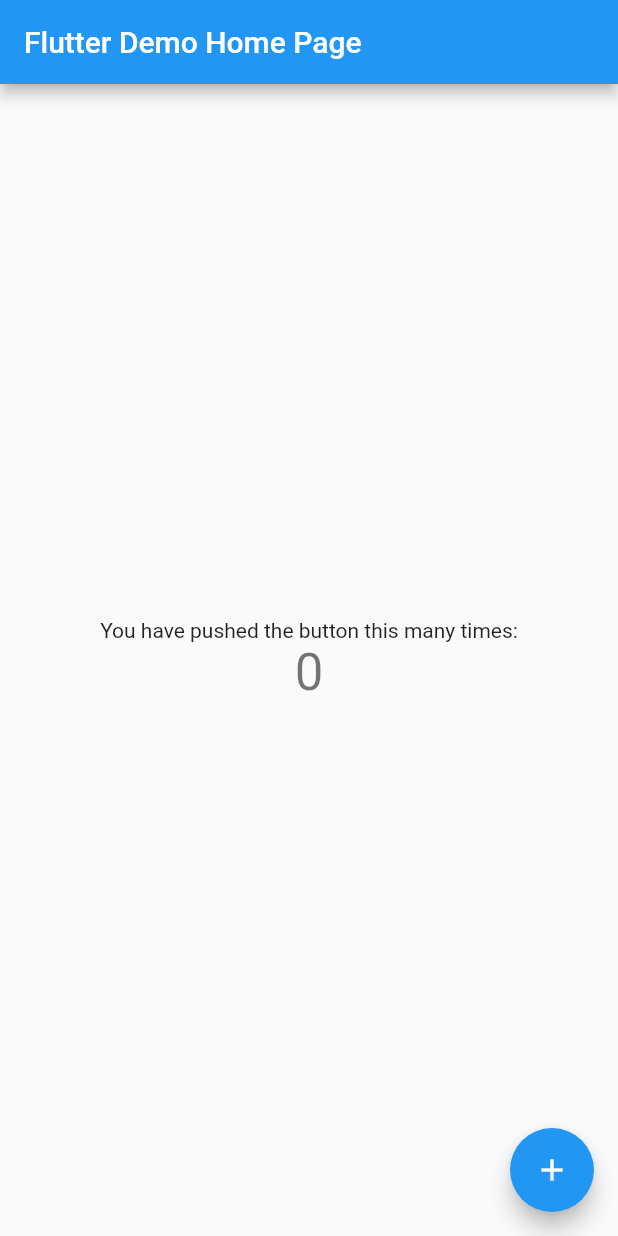
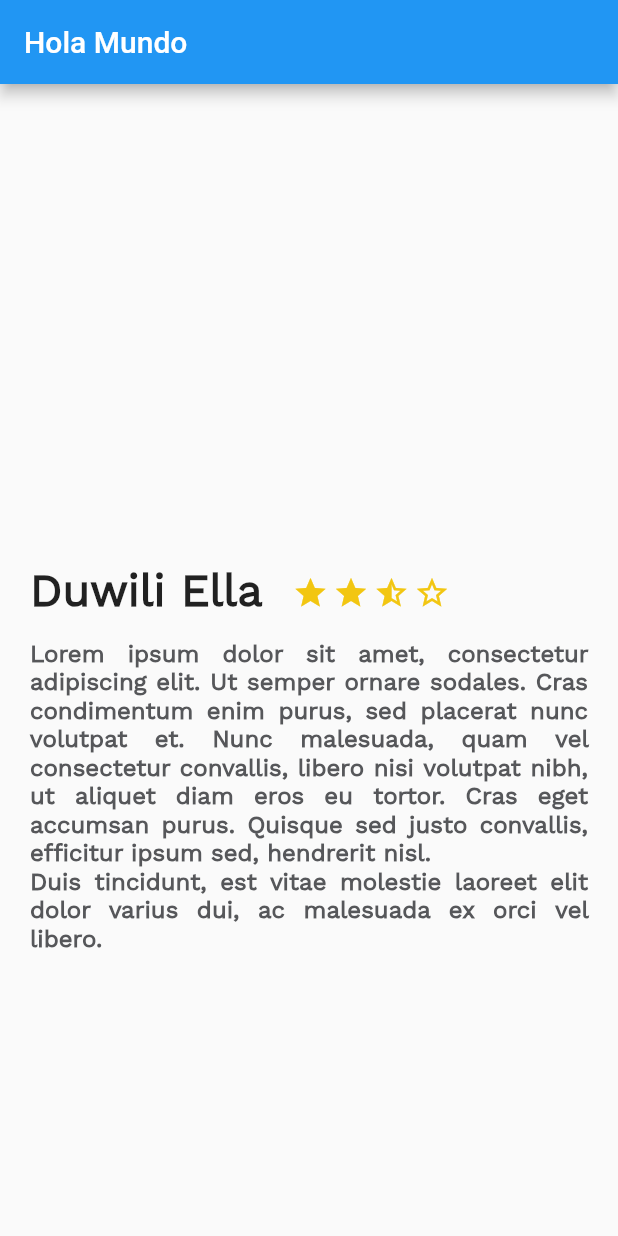
Before and after one commit to valinor33/flutter-travel-app, a Flutter app: the screen it shows after launch, on a phone screen of 412 x 824 dp. Run offline on Flutter 3.47's test engine with Material 2 defaults, Android fonts, the phone set to English and light mode, and no system bars.

Commit message:
added custom fonts

```diff
--- /dev/null
+++ b/travel_app/lib/description_place.dart
@@ -0,0 +1,94 @@
+import 'package:flutter/material.dart';
+
+class DescriptionPlace extends StatelessWidget {
+
+  String namePlace;
+  int stars;
+  String descriptionPlace;
+
+  DescriptionPlace( this.namePlace,this.stars, this.descriptionPlace);
+
+  @override
+  Widget build(BuildContext context) {
+    final star_border = Container(
+     margin: EdgeInsets.only(
+        top: 323.0,
+        right: 3.0,
+      ),
+      child: Icon(
+        Icons.star_border,
+        color: Color(0xFFf2C611),
+      ),
+    );
+
+    final star_half = Container(
+     margin: EdgeInsets.only(
+        top: 323.0,
+        right: 3.0,
+      ),
+      child: Icon(
+        Icons.star_half,
+        color: Color(0xFFf2C611),
+      ),
+    );
+
+    final star = Container(
+      margin: EdgeInsets.only(
+        top: 323.0,
+        right: 3.0,
+      ),
+      child: Icon(
+        Icons.star,
+        color: Color(0xFFf2C611),
+      ),
+    );
+
+    final description = Container(
+      margin: EdgeInsets.only(top: 15.0, left: 20.0, right: 20.0),
+      child: Text(
+        descriptionPlace,
+        style: TextStyle(
+          fontSize: 16.0,
+          fontWeight: FontWeight.bold,
+          color: Color(0xFF56575a),
+              fontFamily: "Work"
+
+        ),
+        textAlign: TextAlign.justify,
+      ),
+    );
+
+    final title_stars = Row(
+      children: <Widget>[
+        Container(
+          margin: EdgeInsets.only(
+            top: 320.0,
+            left: 20.0,
+            right: 20.0,
+          ),
+          child: Text(
+            namePlace,
+            style: TextStyle(
+              fontSize: 30.0,
+              fontWeight: FontWeight.w900,
+              fontFamily: "Work"
+            ),
+            textAlign: TextAlign.left,
+          ),
+        ),
+        Row(
+          children: [
+            star,
+            star,
+            star_half,
+            star_border
+          ],
+        )
+      ],
+    );
+
+    return Column(
+      children: <Widget>[title_stars, description],
+    );
+  }
+}
--- a/travel_app/lib/main.dart
+++ b/travel_app/lib/main.dart
@@ -1,4 +1,5 @@
 import 'package:flutter/material.dart';
+import 'package:travel_app/description_place.dart';
 
 void main() {
   runApp(const MyApp());
@@ -7,109 +8,19 @@ void main() {
 class MyApp extends StatelessWidget {
   const MyApp({Key? key}) : super(key: key);
 
-  // This widget is the root of your application.
   @override
   Widget build(BuildContext context) {
     return MaterialApp(
+      debugShowCheckedModeBanner: false,
       title: 'Flutter Demo',
       theme: ThemeData(
-        // This is the theme of your application.
-        //
-        // Try running your application with "flutter run". You'll see the
-        // application has a blue toolbar. Then, without quitting the app, try
-        // changing the primarySwatch below to Colors.green and then invoke
-        // "hot reload" (press "r" in the console where you ran "flutter run",
-        // or simply save your changes to "hot reload" in a Flutter IDE).
-        // Notice that the counter didn't reset back to zero; the application
-        // is not restarted.
         primarySwatch: Colors.blue,
       ),
-      home: const MyHomePage(title: 'Flutter Demo Home Page'),
+      home: Scaffold(appBar: AppBar(
+        title: Text("Hola Mundo"),
+      ),
+      body: DescriptionPlace("Duwili Ella",5,"Lorem ipsum dolor sit amet, consectetur adipiscing elit. Ut semper ornare sodales. Cras condimentum enim purus, sed placerat nunc volutpat et. Nunc malesuada, quam vel consectetur convallis, libero nisi volutpat nibh, ut aliquet diam eros eu tortor. Cras eget accumsan purus. Quisque sed justo convallis, efficitur ipsum sed, hendrerit nisl. \nDuis tincidunt, est vitae molestie laoreet elit dolor varius dui, ac malesuada ex orci vel libero.",),
+      ),
     );
   }
 }
-
-class MyHomePage extends StatefulWidget {
-  const MyHomePage({Key? key, required this.title}) : super(key: key);
-
-  // This widget is the home page of your application. It is stateful, meaning
-  // that it has a State object (defined below) that contains fields that affect
-  // how it looks.
-
-  // This class is the configuration for the state. It holds the values (in this
-  // case the title) provided by the parent (in this case the App widget) and
-  // used by the build method of the State. Fields in a Widget subclass are
-  // always marked "final".
-
-  final String title;
-
-  @override
-  State<MyHomePage> createState() => _MyHomePageState();
-}
-
-class _MyHomePageState extends State<MyHomePage> {
-  int _counter = 0;
-
-  void _incrementCounter() {
-    setState(() {
-      // This call to setState tells the Flutter framework that something has
-      // changed in this State, which causes it to rerun the build method below
-      // so that the display can reflect the updated values. If we changed
-      // _counter without calling setState(), then the build method would not be
-      // called again, and so nothing would appear to happen.
-      _counter++;
-    });
-  }
-
-  @override
-  Widget build(BuildContext context) {
-    // This method is rerun every time setState is called, for instance as done
-    // by the _incrementCounter method above.
-    //
-    // The Flutter framework has been optimized to make rerunning build methods
-    // fast, so that you can just rebuild anything that needs updating rather
-    // than having to individually change instances of widgets.
-    return Scaffold(
-      appBar: AppBar(
-        // Here we take the value from the MyHomePage object that was created by
-        // the App.build method, and use it to set our appbar title.
-        title: Text(widget.title),
-      ),
-      body: Center(
-        // Center is a layout widget. It takes a single child and positions it
-        // in the middle of the parent.
-        child: Column(
-          // Column is also a layout widget. It takes a list of children and
-          // arranges them vertically. By default, it sizes itself to fit its
-          // children horizontally, and tries to be as tall as its parent.
-          //
-          // Invoke "debug painting" (press "p" in the console, choose the
-          // "Toggle Debug Paint" action from the Flutter Inspector in Android
-          // Studio, or the "Toggle Debug Paint" command in Visual Studio Code)
-          // to see the wireframe for each widget.
-          //
-          // Column has various properties to control how it sizes itself and
-          // how it positions its children. Here we use mainAxisAlignment to
-          // center the children vertically; the main axis here is the vertical
-          // axis because Columns are vertical (the cross axis would be
-          // horizontal).
-          mainAxisAlignment: MainAxisAlignment.center,
-          children: <Widget>[
-            const Text(
-              'You have pushed the button this many times:',
-            ),
-            Text(
-              '$_counter',
-              style: Theme.of(context).textTheme.headline4,
-            ),
-          ],
-        ),
-      ),
-      floatingActionButton: FloatingActionButton(
-        onPressed: _incrementCounter,
-        tooltip: 'Increment',
-        child: const Icon(Icons.add),
-      ), // This trailing comma makes auto-formatting nicer for build methods.
-    );
-  }
-}
```
Also changed, not shown: travel_app/pubspec.yaml (+4 -4 lines), travel_app/fonts/WorkSans-Regular.ttf (added).
